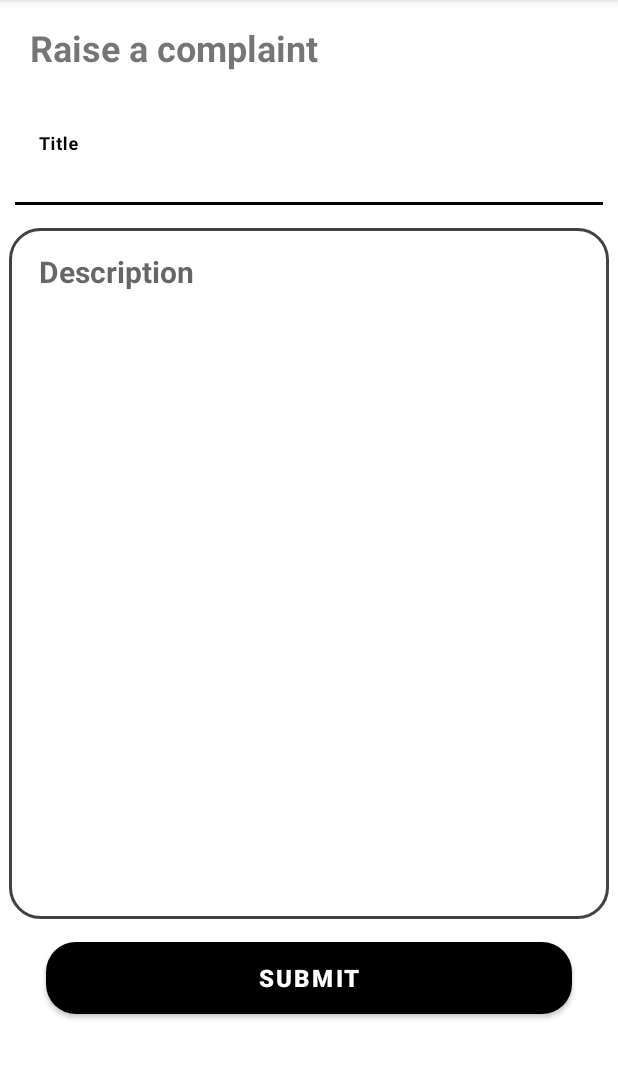
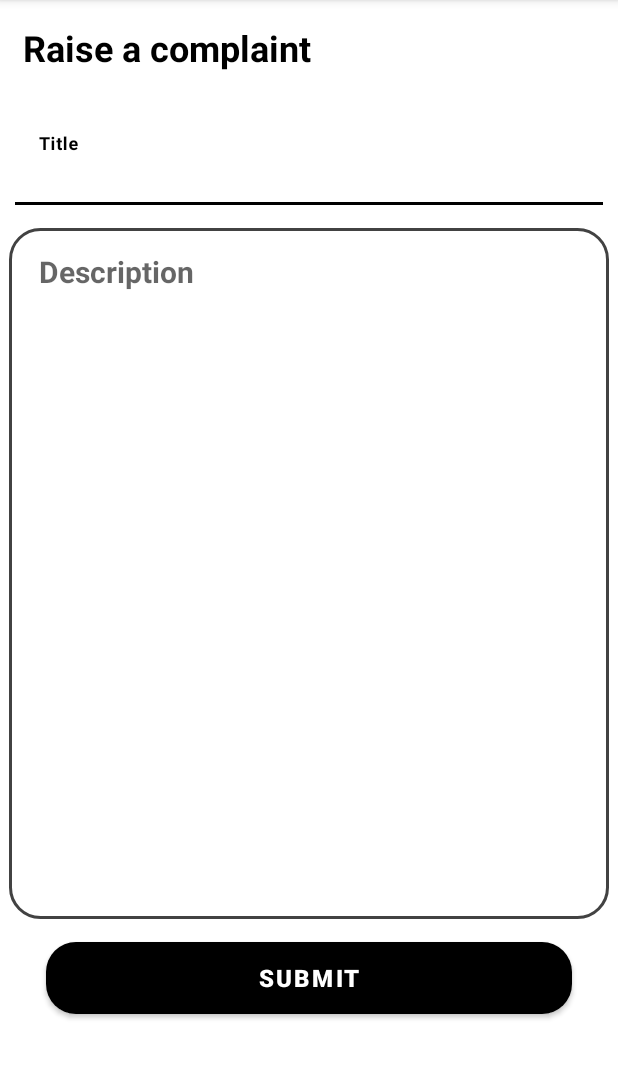
Before and after one commit to kinshuk330/Mobile-computing, an Android app: the screen it shows after launch (MainActivity), after a tap on "Raise a complaint", on a phone screen of 412 x 824 dp, the part 84-1163 px from its top. Run offline under Robolectric (Android 15) with nearby library versions, the phone set to English and light mode, and no system bars; our stand-ins replace Volley; network calls fail; pictures from the network do not load; 1 other tap on this screen came first.

Commit message:
Updated complaint UI

```diff
--- a/Front End/libraso/app/src/main/java/com/example/libraso/Complaint.java
+++ b/Front End/libraso/app/src/main/java/com/example/libraso/Complaint.java
@@ -7,58 +7,36 @@ import androidx.fragment.app.Fragment;
 import android.view.LayoutInflater;
 import android.view.View;
 import android.view.ViewGroup;
+import android.widget.Button;
+import android.widget.EditText;
 
-/**
- * A simple {@link Fragment} subclass.
- * Use the {@link Complaint#newInstance} factory method to
- * create an instance of this fragment.
- */
 public class Complaint extends Fragment {
+    private Button submit;
+    private EditText title;
+    private EditText description;
 
-    // TODO: Rename parameter arguments, choose names that match
-    // the fragment initialization parameters, e.g. ARG_ITEM_NUMBER
-    private static final String ARG_PARAM1 = "param1";
-    private static final String ARG_PARAM2 = "param2";
-
-    // TODO: Rename and change types of parameters
-    private String mParam1;
-    private String mParam2;
-
-    public Complaint() {
-        // Required empty public constructor
-    }
-
-    /**
-     * Use this factory method to create a new instance of
-     * this fragment using the provided parameters.
-     *
-     * @param param1 Parameter 1.
-     * @param param2 Parameter 2.
-     * @return A new instance of fragment Complaint.
-     */
-    // TODO: Rename and change types and number of parameters
-    public static Complaint newInstance(String param1, String param2) {
-        Complaint fragment = new Complaint();
-        Bundle args = new Bundle();
-        args.putString(ARG_PARAM1, param1);
-        args.putString(ARG_PARAM2, param2);
-        fragment.setArguments(args);
-        return fragment;
-    }
 
     @Override
     public void onCreate(Bundle savedInstanceState) {
         super.onCreate(savedInstanceState);
-        if (getArguments() != null) {
-            mParam1 = getArguments().getString(ARG_PARAM1);
-            mParam2 = getArguments().getString(ARG_PARAM2);
-        }
+
     }
 
     @Override
     public View onCreateView(LayoutInflater inflater, ViewGroup container,
                              Bundle savedInstanceState) {
         // Inflate the layout for this fragment
-        return inflater.inflate(R.layout.fragment_complaint, container, false);
+        View view = inflater.inflate(R.layout.fragment_complaint, container, false);
+        submit=view.findViewById(R.id.submit_complain);
+        title=view.findViewById(R.id.complaint_title);
+        description=view.findViewById(R.id.complaint_description);
+        submit.setOnClickListener(new View.OnClickListener() {
+            @Override
+            public void onClick(View view) {
+
+            }
+        });
+        return view;
+
     }
 }
--- a/Front End/libraso/app/src/main/res/layout/fragment_complaint.xml
+++ b/Front End/libraso/app/src/main/res/layout/fragment_complaint.xml
@@ -15,6 +15,7 @@
             android:layout_width="match_parent"
             android:layout_height="wrap_content"
             app:layout_constraintVertical_bias=".0"
+
             app:layout_constraintHorizontal_bias=".5"
             app:layout_constraintBottom_toBottomOf="parent"
             app:layout_constraintEnd_toEndOf="parent"
@@ -23,10 +24,11 @@
 
             <TextView
                 android:id="@+id/heading"
+                android:textColor="@color/black"
                 android:layout_width="match_parent"
                 android:layout_height="match_parent"
                 android:background="@color/white"
-                android:paddingLeft="20dp"
+                android:paddingLeft="15dp"
                 android:paddingTop="15dp"
                 android:paddingBottom="15dp"
                 android:text="Raise a complaint"
@@ -48,7 +50,7 @@
             app:layout_constraintStart_toStartOf="parent"
             app:layout_constraintTop_toBottomOf="@+id/layout_heading" >
             <EditText
-                android:id="@+id/title"
+                android:id="@+id/complaint_title"
                 android:layout_width="match_parent"
                 android:layout_height="match_parent"
                 android:ems="10"
@@ -65,7 +67,7 @@
         </com.google.android.material.textfield.TextInputLayout>
 
         <EditText
-            android:id="@+id/description"
+            android:id="@+id/complaint_description"
             android:layout_width="0dp"
             android:layout_height="0dp"
             android:layout_marginTop="15dp"
@@ -103,7 +105,7 @@
             app:layout_constraintBottom_toBottomOf="parent"
             app:layout_constraintEnd_toEndOf="parent"
             app:layout_constraintStart_toStartOf="parent"
-            app:layout_constraintTop_toBottomOf="@+id/description"
+            app:layout_constraintTop_toBottomOf="@+id/complaint_description"
             app:layout_constraintVertical_bias="0"
             app:layout_goneMarginTop="15dp"
             app:layout_constraintWidth_percent=".85" />
```
